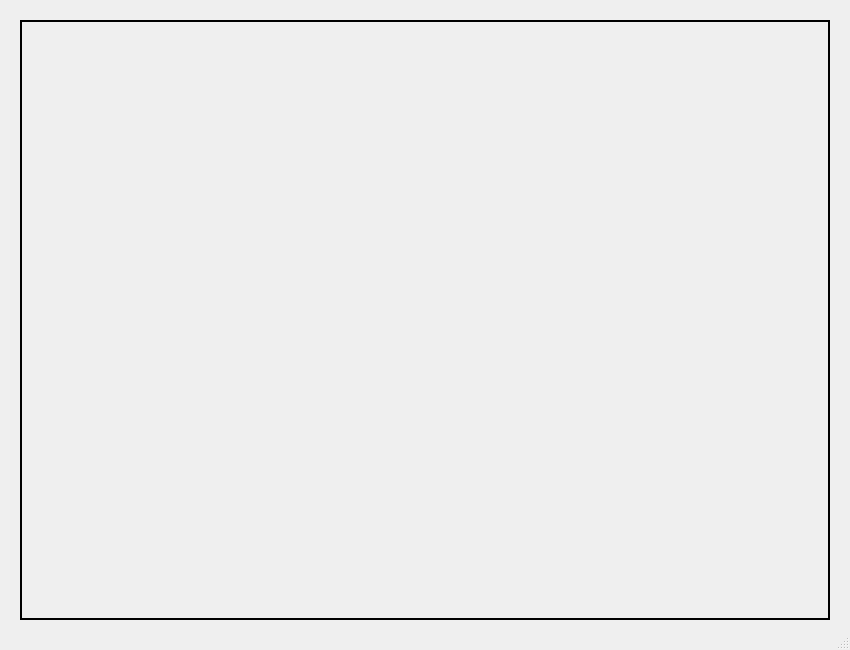
Above: CLOVise/PLM/Outbound/CraeteMaterial/CreateMaterial.ui from Rishabhk01/CLOVise_CLO6_CentricPLM_R3 before the change. Below: the same form after it.
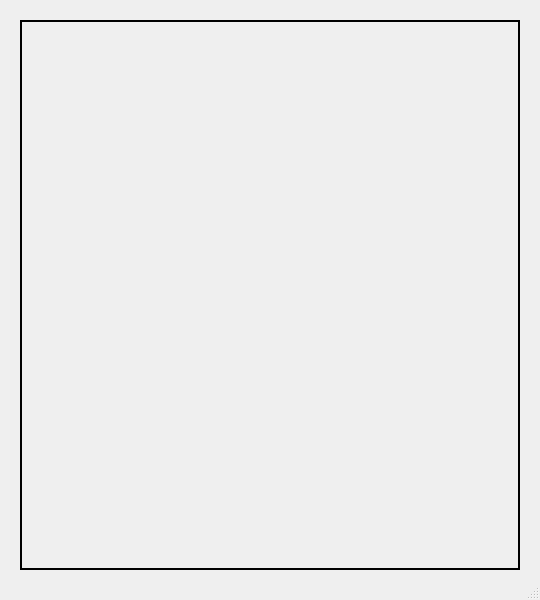
That is the form after the change.

```diff
--- a/CLOVise/PLM/Outbound/CraeteMaterial/CreateMaterial.ui
+++ b/CLOVise/PLM/Outbound/CraeteMaterial/CreateMaterial.ui
@@ -6,13 +6,16 @@
    <rect>
     <x>0</x>
     <y>0</y>
-    <width>850</width>
-    <height>650</height>
+    <width>540</width>
+    <height>600</height>
    </rect>
   </property>
   <property name="windowTitle">
    <string>Dialog</string>
   </property>
+  <property name="autoFillBackground">
+   <bool>false</bool>
+  </property>
   <property name="sizeGripEnabled">
    <bool>true</bool>
   </property>
```
Left out of the diff: 3 changed lines with no effect on the pictures.
